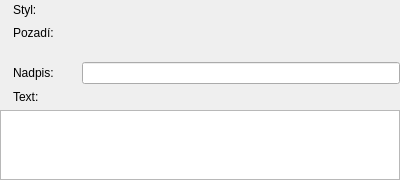
CZDanol/StrawLumen, file src/presentation/native/presentationpropertieswidget_customslide.ui: the form before one commit.
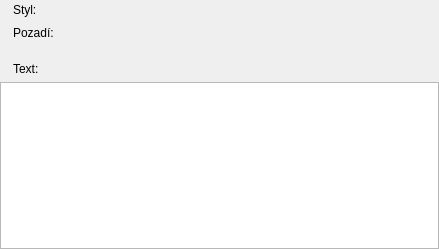
The form after the commit. Icons and pictures are not drawn. Custom widgets are drawn as their Qt base class.

Commit message: Multi slide presentation_customslide, morph presentation_bibleverse to presentation_customslide

Diff of the .ui file:
```diff
--- a/src/presentation/native/presentationpropertieswidget_customslide.ui
+++ b/src/presentation/native/presentationpropertieswidget_customslide.ui
@@ -6,8 +6,8 @@
    <rect>
     <x>0</x>
     <y>0</y>
-    <width>400</width>
-    <height>177</height>
+    <width>439</width>
+    <height>249</height>
    </rect>
   </property>
   <property name="sizePolicy">
@@ -32,15 +32,8 @@
    <property name="bottomMargin">
     <number>0</number>
    </property>
-   <item row="3" column="1">
-    <widget class="QLabel" name="label_2">
-     <property name="text">
-      <string>Styl:</string>
-     </property>
-    </widget>
-   </item>
-   <item row="3" column="0">
-    <widget class="QLabel" name="label">
+   <item row="6" column="0">
+    <widget class="QLabel" name="label_6">
      <property name="pixmap">
       <pixmap resource="../../../res/resources.qrc">:/icons/16/Paint Palette_16px.png</pixmap>
      </property>
@@ -76,34 +69,33 @@
      </property>
     </spacer>
    </item>
-   <item row="7" column="0">
-    <widget class="QLabel" name="label_6">
-     <property name="pixmap">
-      <pixmap resource="../../../res/resources.qrc">:/icons/16/Align Text Left_16px.png</pixmap>
+   <item row="4" column="3">
+    <widget class="PresentationBackgroundSelectionWidget" name="wgtBackground" native="true">
+     <property name="sizePolicy">
+      <sizepolicy hsizetype="Expanding" vsizetype="Preferred">
+       <horstretch>0</horstretch>
+       <verstretch>0</verstretch>
+      </sizepolicy>
      </property>
-    </widget>
-   </item>
-   <item row="6" column="3">
-    <widget class="QLineEdit" name="lnTitle"/>
-   </item>
-   <item row="6" column="0">
-    <widget class="QLabel" name="label_5">
-     <property name="pixmap">
-      <pixmap resource="../../../res/resources.qrc">:/icons/16/Header_16px.png</pixmap>
+     <property name="focusPolicy">
+      <enum>Qt::StrongFocus</enum>
      </property>
     </widget>
    </item>
-   <item row="6" column="1">
-    <widget class="QLabel" name="label_7">
+   <item row="7" column="0" colspan="4">
+    <widget class="QPlainTextEdit" name="teText"/>
+   </item>
+   <item row="3" column="1">
+    <widget class="QLabel" name="label_2">
      <property name="text">
-      <string>Nadpis:</string>
+      <string>Styl:</string>
      </property>
     </widget>
    </item>
-   <item row="7" column="1">
-    <widget class="QLabel" name="label_8">
-     <property name="text">
-      <string>Text:</string>
+   <item row="3" column="0">
+    <widget class="QLabel" name="label">
+     <property name="pixmap">
+      <pixmap resource="../../../res/resources.qrc">:/icons/16/Paint Palette_16px.png</pixmap>
      </property>
     </widget>
    </item>
@@ -149,8 +141,12 @@
      </property>
     </widget>
    </item>
-   <item row="8" column="0" colspan="4">
-    <widget class="QPlainTextEdit" name="teText"/>
+   <item row="6" column="1">
+    <widget class="QLabel" name="label_8">
+     <property name="text">
+      <string>Text:</string>
+     </property>
+    </widget>
    </item>
   </layout>
  </widget>
```
Left out of the diff: 16 changed lines with no effect on the pictures. The commit also changes 18 other files.
